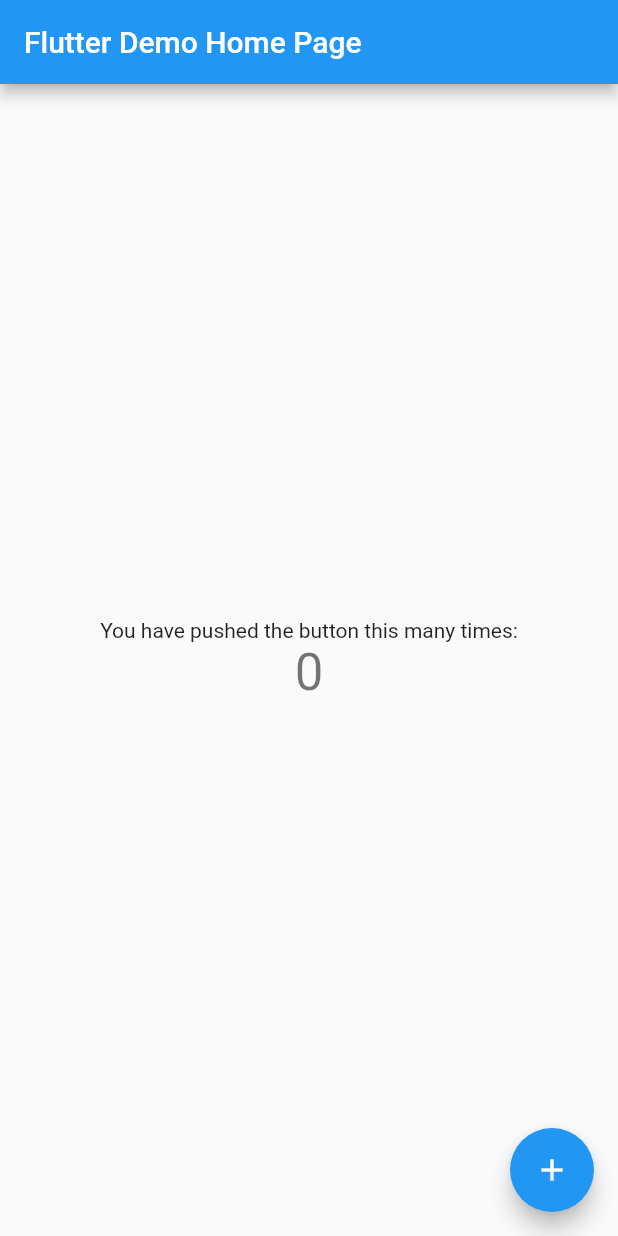
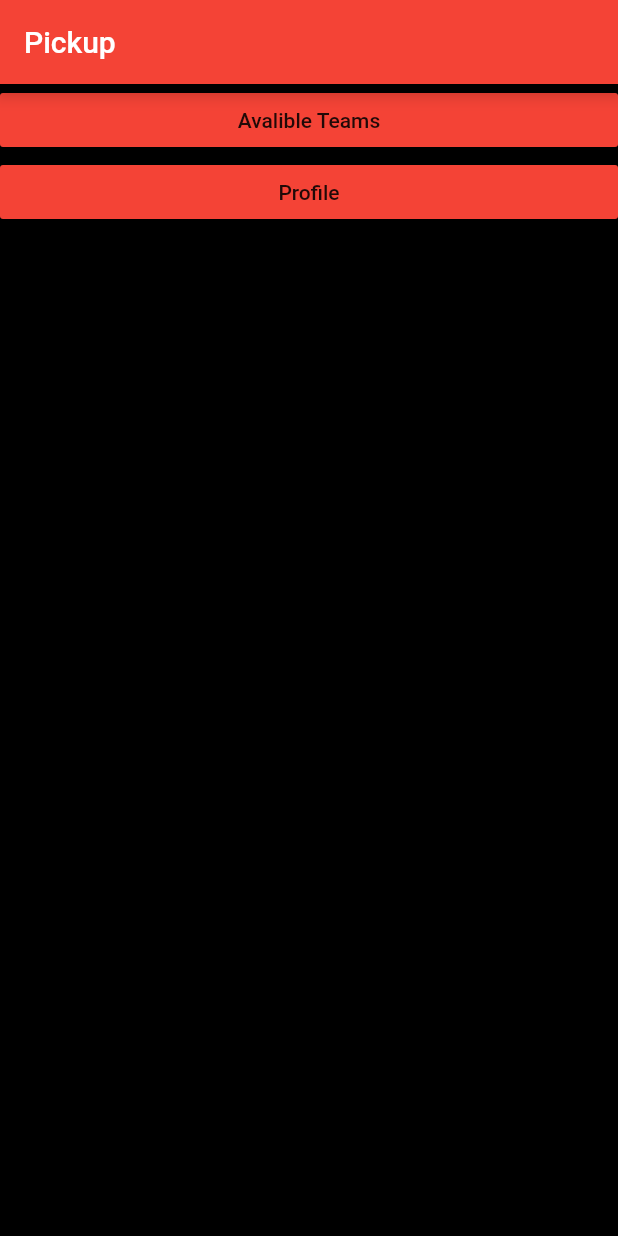
Before and after one commit to mxb9771/team_pickup, a Flutter app: the screen it shows after launch, on a phone screen of 412 x 824 dp. Run offline on Flutter 3.47's test engine with Material 2 defaults, Android fonts, the phone set to English and light mode, and no system bars.

Commit message:
added navigation buttons to main page

```diff
--- a/lib/main.dart
+++ b/lib/main.dart
@@ -1,4 +1,7 @@
 import 'package:flutter/material.dart';
+import 'package:team_pickup/profile_page.dart';
+import 'package:team_pickup/teams_page.dart';
+
 
 void main() => runApp(MyApp());
 
@@ -7,105 +10,51 @@ class MyApp extends StatelessWidget {
   @override
   Widget build(BuildContext context) {
     return MaterialApp(
-      title: 'Flutter Demo',
+      title: 'Pickup',
       theme: ThemeData(
-        // This is the theme of your application.
-        //
-        // Try running your application with "flutter run". You'll see the
-        // application has a blue toolbar. Then, without quitting the app, try
-        // changing the primarySwatch below to Colors.green and then invoke
-        // "hot reload" (press "r" in the console where you ran "flutter run",
-        // or simply save your changes to "hot reload" in a Flutter IDE).
-        // Notice that the counter didn't reset back to zero; the application
-        // is not restarted.
-        primarySwatch: Colors.blue,
+        primarySwatch: Colors.red,
       ),
-      home: MyHomePage(title: 'Flutter Demo Home Page'),
+      home: HomePage(),
     );
   }
 }
 
-class MyHomePage extends StatefulWidget {
-  MyHomePage({Key key, this.title}) : super(key: key);
 
-  // This widget is the home page of your application. It is stateful, meaning
-  // that it has a State object (defined below) that contains fields that affect
-  // how it looks.
+//home page to have routes to all other pages
+class HomePage extends StatelessWidget {
 
-  // This class is the configuration for the state. It holds the values (in this
-  // case the title) provided by the parent (in this case the App widget) and
-  // used by the build method of the State. Fields in a Widget subclass are
-  // always marked "final".
-
-  final String title;
-
-  @override
-  _MyHomePageState createState() => _MyHomePageState();
-}
-
-class _MyHomePageState extends State<MyHomePage> {
-  int _counter = 0;
-
-  void _incrementCounter() {
-    setState(() {
-      // This call to setState tells the Flutter framework that something has
-      // changed in this State, which causes it to rerun the build method below
-      // so that the display can reflect the updated values. If we changed
-      // _counter without calling setState(), then the build method would not be
-      // called again, and so nothing would appear to happen.
-      _counter++;
-    });
-  }
 
   @override
   Widget build(BuildContext context) {
-    // This method is rerun every time setState is called, for instance as done
-    // by the _incrementCounter method above.
-    //
-    // The Flutter framework has been optimized to make rerunning build methods
-    // fast, so that you can just rebuild anything that needs updating rather
-    // than having to individually change instances of widgets.
     return Scaffold(
+      backgroundColor: Colors.black,
       appBar: AppBar(
-        // Here we take the value from the MyHomePage object that was created by
-        // the App.build method, and use it to set our appbar title.
-        title: Text(widget.title),
+        title: Text("Pickup"),
       ),
-      body: Center(
-        // Center is a layout widget. It takes a single child and positions it
-        // in the middle of the parent.
-        child: Column(
-          // Column is also a layout widget. It takes a list of children and
-          // arranges them vertically. By default, it sizes itself to fit its
-          // children horizontally, and tries to be as tall as its parent.
-          //
-          // Invoke "debug painting" (press "p" in the console, choose the
-          // "Toggle Debug Paint" action from the Flutter Inspector in Android
-          // Studio, or the "Toggle Debug Paint" command in Visual Studio Code)
-          // to see the wireframe for each widget.
-          //
-          // Column has various properties to control how it sizes itself and
-          // how it positions its children. Here we use mainAxisAlignment to
-          // center the children vertically; the main axis here is the vertical
-          // axis because Columns are vertical (the cross axis would be
-          // horizontal).
-          mainAxisAlignment: MainAxisAlignment.center,
-          children: <Widget>[
-            Text(
-              'You have pushed the button this many times:',
-            ),
-            Text(
-              '$_counter',
-              style: Theme.of(context).textTheme.display1,
-            ),
-          ],
-        ),
+      body: Column(
+        children: <Widget>[
+          SizedBox(
+              width: double.infinity,
+              child: RaisedButton(
+                color: Colors.red,
+                child: Text("Avalible Teams"),
+                onPressed: () {
+                  Navigator.push(context,
+                      MaterialPageRoute(builder: (context) => TeamsPage()));
+                },
+              )),
+          SizedBox(
+              width: double.infinity,
+              child: RaisedButton(
+                color: Colors.red,
+                child: Text("Profile"),
+                onPressed: () {
+                  Navigator.push(context,
+                      MaterialPageRoute(builder: (context) => ProfilePage()));
+                },
+              ))
+        ],
       ),
-      floatingActionButton: FloatingActionButton(
-        onPressed: _incrementCounter,
-        tooltip: 'Increment',
-        child: Icon(Icons.add),
-      ), // This trailing comma makes auto-formatting nicer for build methods.
     );
   }
 }
```
Also changed, not shown: lib/profile_page.dart (added, +10 -0 lines), lib/teams_page.dart (added, +12 -0 lines).
